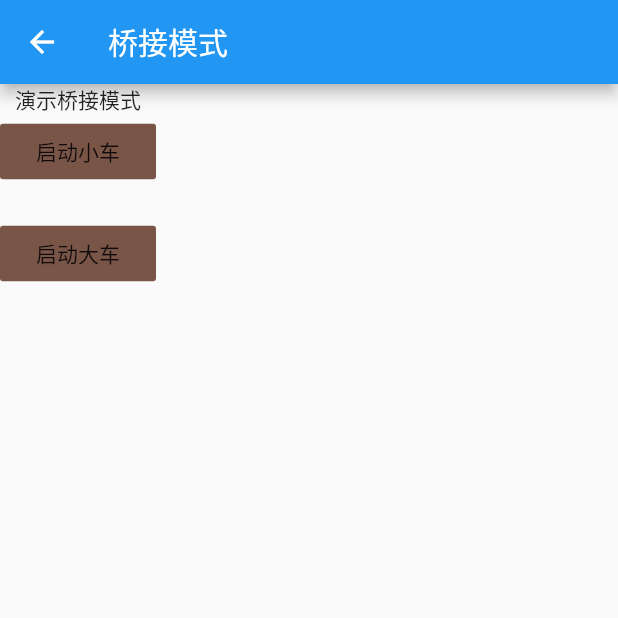
After one commit to FlutterOpen/design_patterns, a Flutter app: the BridgePage screen opened by its route, after a tap on "启动小车", on a phone screen of 412 x 824 dp, the top half of it. The commit adds this screen. Run offline on Flutter 3.47's test engine with Material 2 defaults, Android fonts, the phone set to English and light mode, and no system bars.

Commit message:
feat(): 桥接模式完成

```diff
--- a/lib/constant/string_const.dart
+++ b/lib/constant/string_const.dart
@@ -10,10 +10,16 @@ class StringConst {
 
   //单例模式
   static const String SINGLE_ = "单例模式";
+
   //建造者模式
   static const String BUILDER_ = "建造者模式";
+
   //原型模式
   static const String PROTOTYPE_ = "原型模式";
+
   //适配器模式
   static const String ADAPTER_ = "适配器模式";
+
+  //桥接模式
+  static const String BRIDGE_ = "桥接模式";
 }
--- a/lib/main.dart
+++ b/lib/main.dart
@@ -1,6 +1,7 @@
 import 'package:flutter/material.dart';
 import 'package:flutter_design/constant/string_const.dart';
 import 'package:flutter_design/page/adapter/adapter_page.dart';
+import 'package:flutter_design/page/bridge/bridge_page.dart';
 
 import 'constant/page_const.dart';
 import 'constant/string_const.dart';
@@ -25,6 +26,7 @@ class MyApp extends StatelessWidget {
         PageConst.BUILD_PAGE: (context) => BuilderPage(),
         PageConst.PROTOTYPE_PAGE: (context) => PrototypePage(),
         PageConst.ADAPTER_PAGE: (context) => AdapterPage(),
+        PageConst.BRIDGE_PAGE: (context) => BridgePage(),
       },
     );
   }
--- /dev/null
+++ b/lib/page/bridge/bridge_mode.dart
@@ -0,0 +1,46 @@
+/// Created by NieBin on 2020-03-20
+/// Github: https://github.com/nb312
+/// Email: niebin312@gmail.com
+abstract class ITransmission {
+  void gear();
+}
+
+abstract class ICar {
+  ITransmission _transmission;
+
+  set transmission(ITransmission transmission) {
+    _transmission = transmission;
+  }
+
+  void run();
+}
+
+class SmallCar extends ICar {
+  @override
+  void run() {
+    _transmission.gear();
+    print("启动小车");
+  }
+}
+
+class LargeCar extends ICar {
+  @override
+  void run() {
+    _transmission.gear();
+    print("启动大车");
+  }
+}
+
+class AutoTrans implements ITransmission {
+  @override
+  void gear() {
+    print("切换到自动带");
+  }
+}
+
+class ManualTrans implements ITransmission {
+  @override
+  void gear() {
+    print("切换到手动档");
+  }
+}
--- /dev/null
+++ b/lib/page/bridge/bridge_page.dart
@@ -0,0 +1,61 @@
+import 'package:flutter/material.dart';
+import 'package:flutter_design/constant/string_const.dart';
+import 'package:flutter_design/page/bridge/bridge_mode.dart';
+
+/// Created by NieBin on 2020-03-20
+/// Github: https://github.com/nb312
+/// Email: niebin312@gmail.com
+
+class BridgePage extends StatefulWidget {
+  @override
+  _BridgePageState createState() => _BridgePageState();
+}
+
+class _BridgePageState extends State<BridgePage> {
+  @override
+  Widget build(BuildContext context) {
+    return Scaffold(
+      appBar: AppBar(
+        title: Text(StringConst.BRIDGE_),
+      ),
+      body: Container(
+        child: Column(
+          mainAxisAlignment: MainAxisAlignment.start,
+          crossAxisAlignment: CrossAxisAlignment.center,
+          children: <Widget>[
+            Text("演示桥接模式"),
+            FlatButton(
+              color: Colors.brown,
+              child: Padding(
+                padding: const EdgeInsets.all(8.0),
+                child: Text("启动小车"),
+              ),
+              onPressed: () {
+                ///
+                ICar small = SmallCar();
+                small.transmission = AutoTrans();
+                small.run();
+              },
+            ),
+            SizedBox(
+              height: 20,
+            ),
+            FlatButton(
+              color: Colors.brown,
+              child: Padding(
+                padding: const EdgeInsets.all(8.0),
+                child: Text("启动大车"),
+              ),
+              onPressed: () {
+                ///
+                ICar large = LargeCar();
+                large.transmission = ManualTrans();
+                large.run();
+              },
+            )
+          ],
+        ),
+      ),
+    );
+  }
+}
--- a/lib/page/home_page.dart
+++ b/lib/page/home_page.dart
@@ -20,6 +20,7 @@ Map<String, String> map = {
   PageConst.BUILD_PAGE: StringConst.BUILDER_,
   PageConst.PROTOTYPE_PAGE: StringConst.PROTOTYPE_,
   PageConst.ADAPTER_PAGE: StringConst.ADAPTER_,
+  PageConst.BRIDGE_PAGE: StringConst.BRIDGE_,
 };
 
 class _HomePageState extends State<HomePage> {
```
